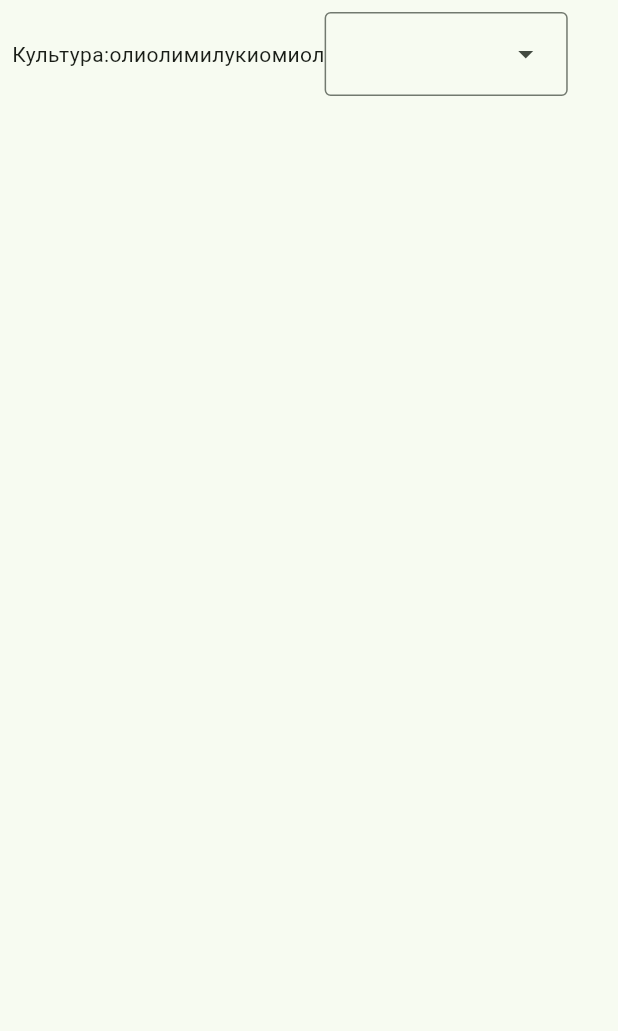
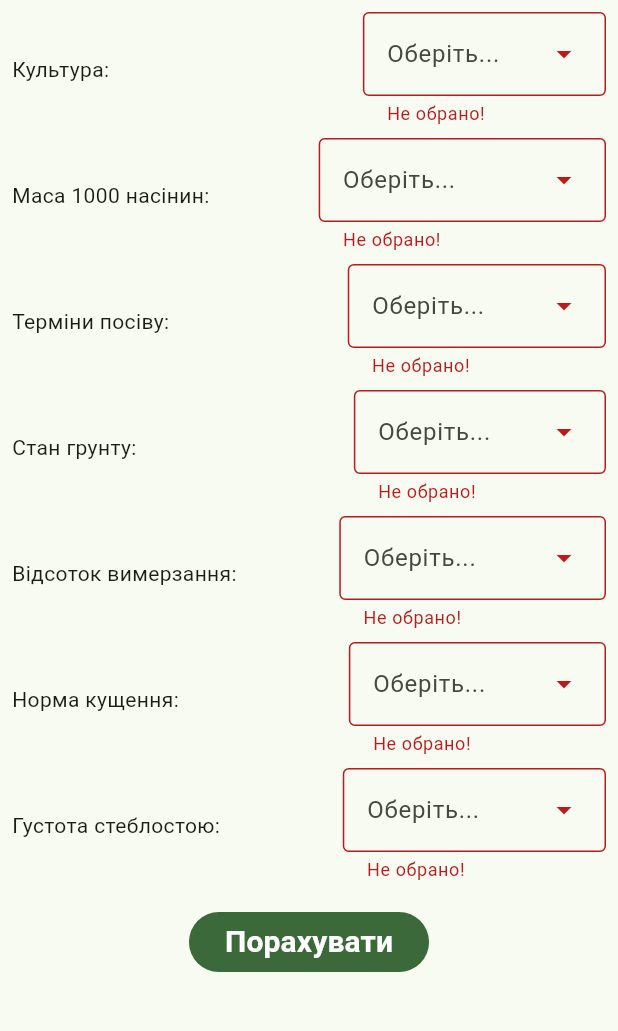
Before and after one commit to NakusBomber/flutter_agro_calculator, a Flutter app: the NormSeedingGrainPage screen opened by its route, on a phone screen of 412 x 824 dp, the part 84-1115 px from its top. Run offline on Flutter 3.47's test engine with Material 3 defaults, Android fonts, the phone set to English and light mode, and no system bars; our stand-ins replace go_router, shared_preferences; accounts and stored records are empty.

Commit message:
Add norma seeding grains page

```diff
--- a/lib/components/app_bar.dart
+++ b/lib/components/app_bar.dart
@@ -1,11 +1,18 @@
 import 'package:flutter/material.dart';
 
-
-AppBar getAppBar(BuildContext context, String title) {
-  return AppBar(
+class AgroAppBar extends AppBar {
+  AgroAppBar({
+    Key? key,
+    required this.context,
+    this.label,
+  }) : super(
+    key: key,
     elevation: 4,
     foregroundColor: Colors.white,
     backgroundColor: Theme.of(context).colorScheme.primary,
-    title: Text(title),
+    title: Text(label ?? ''),
   );
+
+  final BuildContext context;
+  final String? label;
 }
--- /dev/null
+++ b/lib/components/dropdown_menu_row.dart
@@ -0,0 +1,40 @@
+import 'package:flutter/material.dart';
+
+
+import 'my_dropdown_menu.dart';
+
+
+class DropdownMenuRow<T> extends StatelessWidget {
+  final String label;
+  final List<T> list;
+  final T? value;
+  final void Function(dynamic)? onSelected;
+
+  const DropdownMenuRow({
+    Key? key,
+    required this.label,
+    required this.list,
+    this.value,
+    this.onSelected,
+  }) : super(key: key);
+
+  @override
+  Widget build(BuildContext context) {
+    const errorStr = 'Не обрано!';
+    return Padding(
+      padding: const EdgeInsets.only(bottom: 8),
+      child: Row(
+        mainAxisAlignment: MainAxisAlignment.spaceBetween,
+        mainAxisSize: MainAxisSize.max,
+        children: [
+          Flexible(child: Text(label)),
+          MyDropdownMenu<T>(
+            list: list,
+            errorText: value == null ? errorStr : null,
+            onSelected: onSelected,
+          ),
+        ],
+      ),
+    );
+  }
+}
--- /dev/null
+++ b/lib/components/my_dropdown_menu.dart
@@ -0,0 +1,25 @@
+import 'package:flutter/material.dart';
+
+class MyDropdownMenu<T> extends DropdownMenu {
+  MyDropdownMenu({
+    Key? key,
+    required List<T> list,
+    dynamic initialSelection,
+    String hintText = 'Оберіть...',
+    String? errorText,
+    bool enableSearch = false,
+    void Function(dynamic)? onSelected
+  }) : super(
+      key: key,
+      dropdownMenuEntries: list
+          .map((dynamic entity) => DropdownMenuEntry<T>(
+          value: entity as T, label: (entity as dynamic).label as String))
+          .toList(),
+      hintText: hintText,
+      initialSelection: initialSelection,
+      errorText: errorText,
+      enableSearch: enableSearch,
+      onSelected: onSelected
+  );
+
+}
--- /dev/null
+++ b/lib/logic/agro_math.dart
@@ -0,0 +1,30 @@
+import '../models/norm_seeding_grain.dart';
+
+/// Допоміжний клас для математичних розрахунків в додатку
+abstract class AgroMath {
+
+  /// Розрахунок норми висіву зернових
+  /// Повертає кількість насінин на 1 кв.м.
+  static int normSeedingGrain(
+      Cultures culture,
+      QualitySeeds qualitySeeds,
+      TimingOfSeeding timingOfSeeding,
+      SoilCondition soilCondition,
+      FreezingPercentage freezingPercentage,
+      CroppingRate croppingRate,
+      StemThick stemThick
+      ) {
+
+    final List<int> list = [
+      culture.value,
+      qualitySeeds.value,
+      timingOfSeeding.value,
+      soilCondition.value,
+      freezingPercentage.value,
+      croppingRate.value,
+      stemThick.value
+    ];
+
+    return list.reduce((value, element) => value + element);
+  }
+}
--- a/lib/main.dart
+++ b/lib/main.dart
@@ -1,5 +1,5 @@
 import 'package:agro_calculator/agro_app.dart';
-import 'package:agro_calculator/utils/key_preferences.dart';
+import 'package:agro_calculator/models/key_preferences.dart';
 import 'package:flutter/material.dart';
 
 import 'database/interface_database.dart';
--- /dev/null
+++ b/lib/models/norm_seeding_grain.dart
@@ -0,0 +1,88 @@
+
+/// Вид культури
+enum Cultures {
+  wheat('Пшениця', 400),
+  rye('Жито', 275),
+  barley('Ячмінь', 350);
+
+  static String get info => 'Культура:';
+
+  const Cultures(this.label, this.value);
+  final String label;
+  final int value;
+}
+
+/// Якість насіння
+enum QualitySeeds {
+  normaBig('Вище норми', -30),
+  norma('Як норма', 0),
+  normaSmall('Нижче норми', 30);
+
+  static String get info => 'Маса 1000 насінин:';
+
+  const QualitySeeds(this.label, this.value);
+  final String label;
+  final int value;
+}
+
+/// Терміни посіву
+enum TimingOfSeeding {
+  late('Пізні', 20),
+  norma('Нормальні', 0),
+  early('Ранні', -20);
+
+  static String get info => 'Терміни посіву:';
+
+  const TimingOfSeeding(this.label, this.value);
+  final String label;
+  final int value;
+}
+
+/// Стан грунту під посів
+enum SoilCondition {
+  excellent('Відмінний', 0),
+  good('Добрий', 10),
+  bad('Поганий', 20);
+
+  static String get info => 'Стан грунту:';
+  const SoilCondition(this.label, this.value);
+  final String label;
+  final int value;
+}
+
+/// Відсоток вимерзання
+enum FreezingPercentage {
+  large('Більше 15%', 30),
+  medium('10-15%', 0),
+  small('Менше 10%', -20);
+
+
+  static String get info => 'Відсоток вимерзання:';
+  const FreezingPercentage(this.label, this.value);
+  final String label;
+  final int value;
+}
+
+/// Норма кущення
+enum CroppingRate {
+  large('Більше 1.6', -20),
+  medium('1.4-1.6', 0),
+  small('Менше 1.4', 20);
+
+  static String get info => 'Норма кущення:';
+  const CroppingRate(this.label, this.value);
+  final String label;
+  final int value;
+}
+
+/// Густота стеблостою
+enum StemThick {
+  large('Більше 500', 20),
+  medium('400-500', 0),
+  small('Менше 400', -20);
+
+  static String get info => 'Густота стеблостою:';
+  const StemThick(this.label, this.value);
+  final String label;
+  final int value;
+}
--- a/lib/pages/calculators/norm_seeding_grain_page.dart
+++ b/lib/pages/calculators/norm_seeding_grain_page.dart
@@ -1,47 +1,160 @@
 import 'package:agro_calculator/components/app_bar.dart';
+import 'package:agro_calculator/components/dropdown_menu_row.dart';
+import 'package:agro_calculator/logic/agro_math.dart';
 import 'package:flutter/material.dart';
 
-class NormSeedingGrainPage extends StatelessWidget {
+import '../../models/norm_seeding_grain.dart';
+
+class NormSeedingGrainPage extends StatefulWidget {
   const NormSeedingGrainPage({super.key});
+
+  @override
+  State<NormSeedingGrainPage> createState() => _NormSeedingGrainPageState();
+}
+
+class _NormSeedingGrainPageState extends State<NormSeedingGrainPage> {
+
+  final _scrollController = ScrollController();
+
+  Cultures? culture;
+  QualitySeeds? quality;
+  TimingOfSeeding? timing;
+  SoilCondition? soil;
+  FreezingPercentage? freezing;
+  CroppingRate? cropping;
+  StemThick? stem;
+
+  int? result;
+
+  void _clickButton() {
+    setState(() {
+      if (culture == null || quality == null || timing == null || soil == null) {
+        return;
+      }
+      if (freezing == null || cropping == null || stem == null) {
+        return;
+      }
+
+      result = AgroMath.normSeedingGrain(
+          culture!,
+          quality!,
+          timing!,
+          soil!,
+          freezing!,
+          cropping!,
+          stem!);
+    });
+  }
+
 
   @override
   Widget build(BuildContext context) {
     return Scaffold(
-      appBar: getAppBar(context, 'Норма висіву зернових'),
-      body: Container(
-        margin: EdgeInsets.all(8),
-        child: Column(
-          children: [
-            Row(
-              children: [
-                Flexible(child: Text('Культура:олиолимилукиомиол')),
-
-                DropdownMenu(
-                 /* menuStyle: MenuStyle(*/
-                    /*shape: MaterialStateProperty.resolveWith<OutlinedBorder?>(
-                            (states) => states.contains(value)
-                                // TODO: Сделать обводку зеленую
-                    ),*/
-                         /*backgroundColor: MaterialStateProperty.resolveWith<Color?>(
-                           (Set<MaterialState> states) {
-                             if (states.contains(MaterialState.focused)) {
-                               return Theme.of(context).colorScheme.primary.withOpacity(0.5);
-                             }
-                             return null; // Use the component's default.
-                           },
-                         ),
-                       ),*/
-                    dropdownMenuEntries: <DropdownMenuEntry<int>>[
-                      DropdownMenuEntry(value: 400, label: 'Пшениця'),
-                      DropdownMenuEntry(value: 275, label: 'Жито'),
-                      DropdownMenuEntry(value: 350, label: 'Ячмінь'),
-                    ]
-                )
-              ],
+        appBar: AgroAppBar(context: context, label: 'Норма висіву зернових'),
+        body: CustomScrollView(
+          controller: _scrollController,
+          slivers: [
+            SliverList(delegate: SliverChildListDelegate([
+              Container(
+                margin: const EdgeInsets.all(8),
+                child: Column(
+                  children: [
+                    DropdownMenuRow<Cultures>(
+                        label: Cultures.info,
+                        list: Cultures.values,
+                        value: culture,
+                        onSelected: (value) {
+                          setState(() {
+                            culture = value;
+                          });
+                        }
+                    ),
+                    DropdownMenuRow<QualitySeeds>(
+                        label: QualitySeeds.info,
+                        list: QualitySeeds.values,
+                        value: quality,
+                        onSelected: (value) {
+                          setState(() {
+                            quality = value;
+                          });
+                        }
+                    ),
+                    DropdownMenuRow<TimingOfSeeding>(
+                        label: TimingOfSeeding.info,
+                        list: TimingOfSeeding.values,
+                        value: timing,
+                        onSelected: (value) {
+                          setState(() {
+                            timing = value;
+                          });
+                        }),
+                    DropdownMenuRow<SoilCondition>(
+                        label: SoilCondition.info,
+                        list: SoilCondition.values,
+                        value: soil,
+                        onSelected: (value) {
+                          setState(() {
+                            soil = value;
+                          });
+                        }),
+                    DropdownMenuRow<FreezingPercentage>(
+                        label: FreezingPercentage.info,
+                        list: FreezingPercentage.values,
+                        value: freezing,
+                        onSelected: (value) {
+                          setState(() {
+                            freezing = value;
+                          });
+                        }),
+                    DropdownMenuRow<CroppingRate>(
+                        label: CroppingRate.info,
+                        list: CroppingRate.values,
+                        value: cropping,
+                        onSelected: (value) {
+                          setState(() {
+                            cropping = value;
+                          });
+                        }),
+                    DropdownMenuRow<StemThick>(
+                        label: StemThick.info,
+                        list: StemThick.values,
+                        value: stem,
+                        onSelected: (value) {
+                          setState(() {
+                            stem = value;
+                          });
+                        }),
+                  ],
+                ),
+              )
+            ])),
+            SliverToBoxAdapter(
+              child: Column(
+                children: [
+                  result == null
+                      ? Container()
+                      : Padding(
+                        padding: const EdgeInsets.only(bottom: 8.0),
+                        child: Text('$result насінин на 1 кв.м.', style: const TextStyle(
+                        fontWeight: FontWeight.bold,
+                        fontSize: 20
+                                          ),),
+                      ),
+                  FilledButton(
+                      onPressed: _clickButton,
+                      child: const Text('Порахувати', style: TextStyle(
+                          color: Colors.white,
+                          fontWeight: FontWeight.bold,
+                          fontSize: 20
+                      ),)
+                  ),
+                ],
+              ),
             )
           ],
-        ),
-      )
-    );
+        ));
   }
+
+
+
 }
--- a/lib/pages/history_page.dart
+++ b/lib/pages/history_page.dart
@@ -9,7 +9,7 @@ class HistoryPage extends StatelessWidget {
   @override
   Widget build(BuildContext context) {
     return Scaffold(
-      appBar: getAppBar(context, 'Історія'),
+      appBar: AgroAppBar(context: context, label: 'Історія'),
         drawer: getDrawer(context),
         body: Center(
           child: Text('history page (/history)'),
--- a/lib/pages/info_page.dart
+++ b/lib/pages/info_page.dart
@@ -9,7 +9,7 @@ class InfoPage extends StatelessWidget {
   @override
   Widget build(BuildContext context) {
     return Scaffold(
-      appBar: getAppBar(context, 'Інформація'),
+      appBar: AgroAppBar(context: context, label: 'Інформація',),
       drawer: getDrawer(context),
       body: Center(
         child: Text('info (/info)'),
--- a/lib/pages/start_page.dart
+++ b/lib/pages/start_page.dart
@@ -1,6 +1,6 @@
 import 'package:agro_calculator/database/interface_database.dart';
 import 'package:agro_calculator/database/shared_preferences_helper.dart';
-import 'package:agro_calculator/utils/key_preferences.dart';
+import 'package:agro_calculator/models/key_preferences.dart';
 import 'package:flutter/material.dart';
 import 'package:go_router/go_router.dart';
 
```
Also changed, not shown: lib/components/card_calculator.dart (added, +91 -0 lines), lib/pages/main_page.dart (+21 -96 lines), lib/models/key_preferences.dart (renamed from lib/utils/key_preferences.dart).
